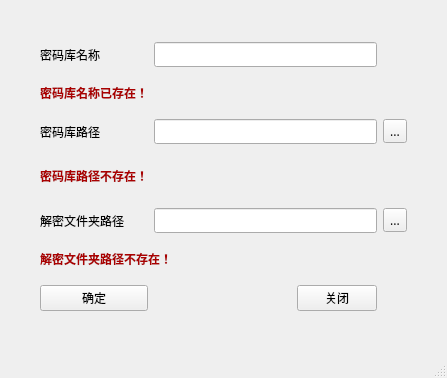
Qt form src/vault_config_window.ui (AphelionD/aes-file-locker) before a commit.
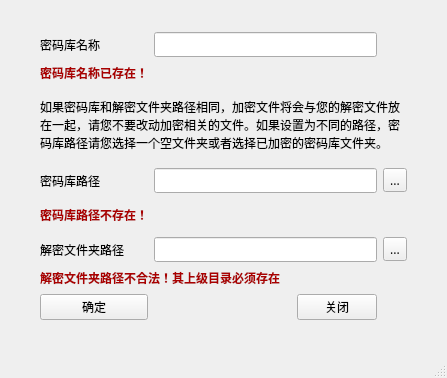
The same form after that commit. Icons and pictures are not drawn.

Commit message: GUI编写 - 添加密码库功能，将vault配置窗口的检测槽函数合并

Patch:
```diff
--- a/src/vault_config_window.ui
+++ b/src/vault_config_window.ui
@@ -36,8 +36,8 @@
     <property name="verticalSpacing">
      <number>5</number>
     </property>
-    <item row="0" column="0">
-     <widget class="QLabel" name="vaultNameLabel">
+    <item row="5" column="2">
+     <widget class="QToolButton" name="filePathToolButton">
       <property name="font">
        <font>
         <family>微软雅黑</family>
@@ -47,21 +47,12 @@
        <string>&lt;html&gt;&lt;head/&gt;&lt;body&gt;&lt;p&gt;为你的密码库取一个名称，便于记忆&lt;/p&gt;&lt;/body&gt;&lt;/html&gt;</string>
       </property>
       <property name="text">
-       <string>密码库名称</string>
+       <string>...</string>
       </property>
      </widget>
     </item>
-    <item row="0" column="1">
-     <widget class="QLineEdit" name="VaultNameEdit">
-      <property name="font">
-       <font>
-        <family>微软雅黑</family>
-       </font>
-      </property>
-     </widget>
-    </item>
-    <item row="1" column="0">
-     <widget class="QLabel" name="vaultNameReminder">
+    <item row="6" column="0" colspan="2">
+     <widget class="QLabel" name="filePathReminder">
       <property name="sizePolicy">
        <sizepolicy hsizetype="Preferred" vsizetype="Maximum">
         <horstretch>0</horstretch>
@@ -79,11 +70,29 @@
        <string notr="true">color:rgb(170, 0, 0)</string>
       </property>
       <property name="text">
-       <string>密码库名称已存在！</string>
+       <string>解密文件夹路径不合法！其上级目录必须存在</string>
       </property>
      </widget>
     </item>
-    <item row="2" column="0">
+    <item row="7" column="1" alignment="Qt::AlignRight">
+     <widget class="QPushButton" name="pushButton">
+      <property name="maximumSize">
+       <size>
+        <width>120</width>
+        <height>16777215</height>
+       </size>
+      </property>
+      <property name="font">
+       <font>
+        <family>微软雅黑</family>
+       </font>
+      </property>
+      <property name="text">
+       <string>关闭</string>
+      </property>
+     </widget>
+    </item>
+    <item row="3" column="0">
      <widget class="QLabel" name="vaultPathLabel">
       <property name="font">
        <font>
@@ -98,51 +107,56 @@
       </property>
      </widget>
     </item>
-    <item row="2" column="1">
-     <widget class="QLineEdit" name="vaultPathEdit">
+    <item row="5" column="0">
+     <widget class="QLabel" name="filePathLabel">
       <property name="font">
        <font>
         <family>微软雅黑</family>
        </font>
       </property>
+      <property name="toolTip">
+       <string>&lt;html&gt;&lt;head/&gt;&lt;body&gt;&lt;p&gt;解密文件夹路径的上级目录应该是一个合法目录&lt;/p&gt;&lt;/body&gt;&lt;/html&gt;</string>
+      </property>
+      <property name="whatsThis">
+       <string>&lt;html&gt;&lt;head/&gt;&lt;body&gt;&lt;p&gt;解密后的文件会放在这里&lt;/p&gt;&lt;/body&gt;&lt;/html&gt;</string>
+      </property>
+      <property name="text">
+       <string>解密文件夹路径</string>
+      </property>
      </widget>
     </item>
-    <item row="2" column="2">
-     <widget class="QToolButton" name="vaultPathToolButton">
+    <item row="7" column="0">
+     <widget class="QPushButton" name="OKButton">
       <property name="font">
        <font>
         <family>微软雅黑</family>
        </font>
       </property>
       <property name="text">
-       <string>...</string>
+       <string>确定</string>
       </property>
      </widget>
     </item>
-    <item row="3" column="0">
-     <widget class="QLabel" name="vaultPathReminder">
+    <item row="2" column="0" colspan="3">
+     <widget class="QLabel" name="hintLabel">
       <property name="sizePolicy">
        <sizepolicy hsizetype="Preferred" vsizetype="Maximum">
         <horstretch>0</horstretch>
         <verstretch>0</verstretch>
        </sizepolicy>
       </property>
-      <property name="font">
-       <font>
-        <family>微软雅黑</family>
-        <weight>75</weight>
-        <bold>true</bold>
-       </font>
-      </property>
-      <property name="styleSheet">
-       <string notr="true">color:rgb(170, 0, 0)</string>
-      </property>
       <property name="text">
-       <string>密码库路径不存在！</string>
+       <string>如果密码库和解密文件夹路径相同，加密文件将会与您的解密文件放在一起，请您不要改动加密相关的文件。如果设置为不同的路径，密码库路径请您选择一个空文件夹或者选择已加密的密码库文件夹。</string>
+      </property>
+      <property name="wordWrap">
+       <bool>true</bool>
+      </property>
+      <property name="indent">
+       <number>-1</number>
       </property>
      </widget>
     </item>
-    <item row="3" column="1" alignment="Qt::AlignHCenter">
+    <item row="4" column="1" alignment="Qt::AlignHCenter">
      <widget class="QLabel" name="link_label">
       <property name="sizePolicy">
        <sizepolicy hsizetype="Fixed" vsizetype="Fixed">
@@ -184,25 +198,75 @@
       </property>
      </widget>
     </item>
+    <item row="3" column="2">
+     <widget class="QToolButton" name="vaultPathToolButton">
+      <property name="font">
+       <font>
+        <family>微软雅黑</family>
+       </font>
+      </property>
+      <property name="text">
+       <string>...</string>
+      </property>
+     </widget>
+    </item>
+    <item row="0" column="0">
+     <widget class="QLabel" name="vaultNameLabel">
+      <property name="font">
+       <font>
+        <family>微软雅黑</family>
+       </font>
+      </property>
+      <property name="whatsThis">
+       <string>&lt;html&gt;&lt;head/&gt;&lt;body&gt;&lt;p&gt;为你的密码库取一个名称，便于记忆&lt;/p&gt;&lt;/body&gt;&lt;/html&gt;</string>
+      </property>
+      <property name="text">
+       <string>密码库名称</string>
+      </property>
+     </widget>
+    </item>
+    <item row="0" column="1">
+     <widget class="QLineEdit" name="VaultNameEdit">
+      <property name="font">
+       <font>
+        <family>微软雅黑</family>
+       </font>
+      </property>
+     </widget>
+    </item>
+    <item row="3" column="1">
+     <widget class="QLineEdit" name="vaultPathEdit">
+      <property name="font">
+       <font>
+        <family>微软雅黑</family>
+       </font>
+      </property>
+     </widget>
+    </item>
     <item row="4" column="0">
-     <widget class="QLabel" name="filePathLabel">
+     <widget class="QLabel" name="vaultPathReminder">
+      <property name="sizePolicy">
+       <sizepolicy hsizetype="Preferred" vsizetype="Maximum">
+        <horstretch>0</horstretch>
+        <verstretch>0</verstretch>
+       </sizepolicy>
+      </property>
       <property name="font">
        <font>
         <family>微软雅黑</family>
+        <weight>75</weight>
+        <bold>true</bold>
        </font>
       </property>
-      <property name="toolTip">
-       <string>&lt;html&gt;&lt;head/&gt;&lt;body&gt;&lt;p&gt;&lt;br/&gt;&lt;/p&gt;&lt;/body&gt;&lt;/html&gt;</string>
-      </property>
-      <property name="whatsThis">
-       <string>&lt;html&gt;&lt;head/&gt;&lt;body&gt;&lt;p&gt;解密后的文件会放在这里&lt;/p&gt;&lt;/body&gt;&lt;/html&gt;</string>
+      <property name="styleSheet">
+       <string notr="true">color:rgb(170, 0, 0)</string>
       </property>
       <property name="text">
-       <string>解密文件夹路径</string>
+       <string>密码库路径不存在！</string>
       </property>
      </widget>
     </item>
-    <item row="4" column="1">
+    <item row="5" column="1">
      <widget class="QLineEdit" name="filePathEdit">
       <property name="font">
        <font>
@@ -211,20 +275,8 @@
       </property>
      </widget>
     </item>
-    <item row="4" column="2">
-     <widget class="QToolButton" name="filePathToolButton">
-      <property name="font">
-       <font>
-        <family>微软雅黑</family>
-       </font>
-      </property>
-      <property name="text">
-       <string>...</string>
-      </property>
-     </widget>
-    </item>
-    <item row="5" column="0" colspan="2">
-     <widget class="QLabel" name="filePathReminder">
+    <item row="1" column="0">
+     <widget class="QLabel" name="vaultNameReminder">
       <property name="sizePolicy">
        <sizepolicy hsizetype="Preferred" vsizetype="Maximum">
         <horstretch>0</horstretch>
@@ -242,37 +294,7 @@
        <string notr="true">color:rgb(170, 0, 0)</string>
       </property>
       <property name="text">
-       <string>解密文件夹路径不存在！</string>
-      </property>
-     </widget>
-    </item>
-    <item row="6" column="0">
-     <widget class="QPushButton" name="OKButton">
-      <property name="font">
-       <font>
-        <family>微软雅黑</family>
-       </font>
-      </property>
-      <property name="text">
-       <string>确定</string>
-      </property>
-     </widget>
-    </item>
-    <item row="6" column="1" alignment="Qt::AlignRight">
-     <widget class="QPushButton" name="pushButton">
-      <property name="maximumSize">
-       <size>
-        <width>120</width>
-        <height>16777215</height>
-       </size>
-      </property>
-      <property name="font">
-       <font>
-        <family>微软雅黑</family>
-       </font>
-      </property>
-      <property name="text">
-       <string>关闭</string>
+       <string>密码库名称已存在！</string>
       </property>
      </widget>
     </item>
```
Left out of the diff: 113 changed lines with no effect on the pictures. The commit also changes 5 other files.
